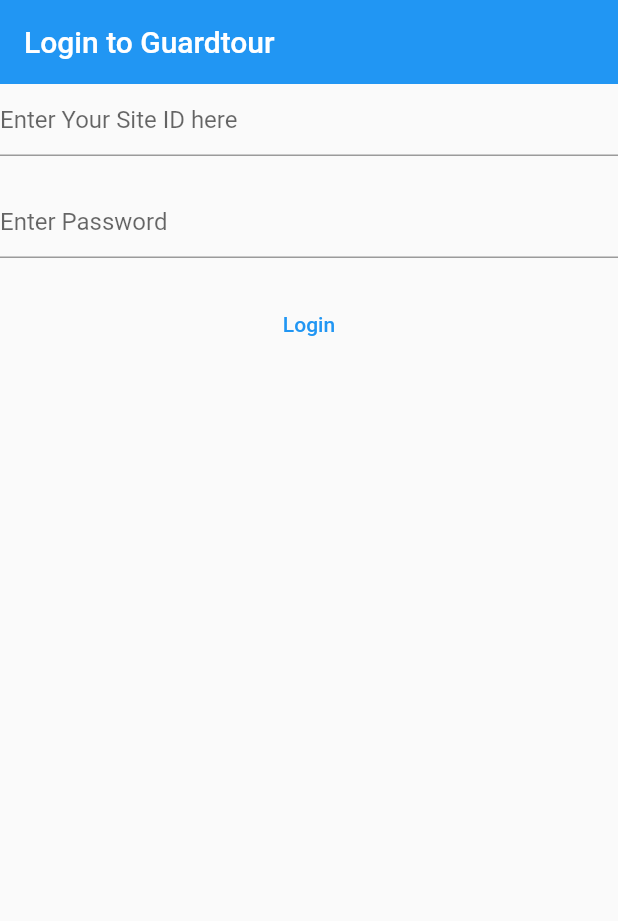
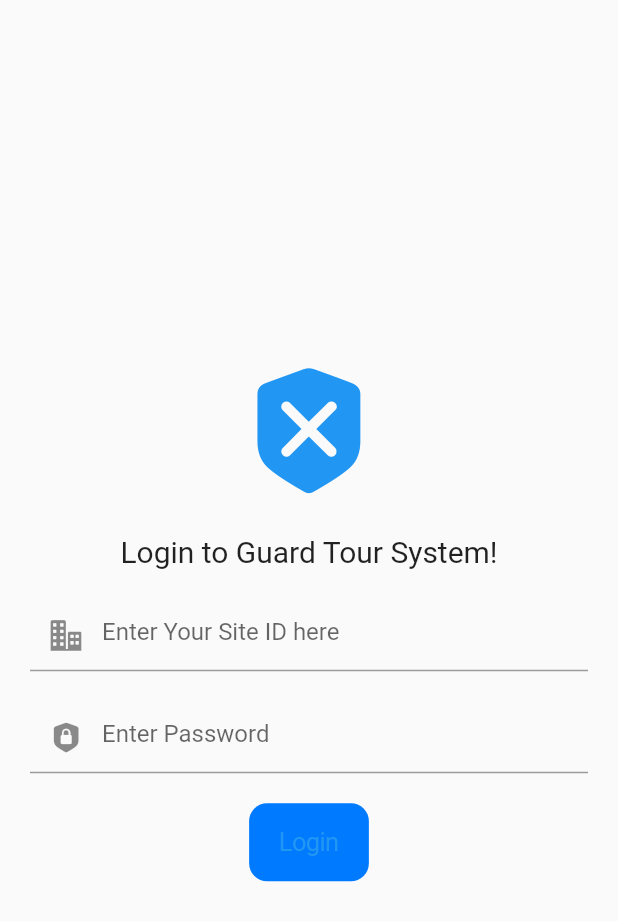
Before and after one commit to vernonthedev/guard-tour-mobileapp, a Flutter app: the screen it shows after launch, on a phone screen of 412 x 824 dp. Shown: the top 921 px of the screen. Run offline on Flutter 3.47's test engine with Material 2 defaults, Android fonts, the phone set to English and light mode, and no system bars.

Commit message:
second staged dope version of the login ui

```diff
--- a/lib/screens/home.dart
+++ b/lib/screens/home.dart
@@ -336,7 +336,7 @@
         onPressed: () {
           // Handle the FAB click event here
         },
-        child: Icon(Icons.add),
+        child: const Icon(CupertinoIcons.add),
       ),
       floatingActionButtonLocation: FloatingActionButtonLocation.centerDocked,
     );
--- a/lib/screens/login.dart
+++ b/lib/screens/login.dart
@@ -1,6 +1,6 @@
 import 'package:flutter/material.dart';
-
 import 'verifyGuard.dart';
+import 'package:flutter/cupertino.dart';
 
 class LoginPage extends StatefulWidget {
   const LoginPage({super.key});
@@ -10,13 +10,11 @@
 }
 
 class _LoginPageState extends State<LoginPage> {
-  // defining the constants for the text fields
   late final TextEditingController _siteID;
   late final TextEditingController _password;
 
   @override
   void initState() {
-    //bind the text controllers to the fields specified
     _siteID = TextEditingController();
     _password = TextEditingController();
     super.initState();
@@ -24,7 +22,6 @@
 
   @override
   void dispose() {
-    //we dispose the editing controllers
     _siteID.dispose();
     _password.dispose();
     super.dispose();
@@ -33,42 +30,64 @@
   @override
   Widget build(BuildContext context) {
     return Scaffold(
-      appBar: AppBar(
-        title: const Text("Login to Guardtour"),
-        elevation: 0,
+      body: Center(
+        child: Column(
+          mainAxisAlignment: MainAxisAlignment.center,
+          children: <Widget>[
+            const Icon(
+              CupertinoIcons.xmark_shield_fill,
+              size: 100,
+              color: Colors.blue,
             ),
-      body: Column(
-        children: [
-          TextField(
+            const SizedBox(height: 20),
+            const Text(
+              "Login to Guard Tour System!",
+              style: TextStyle(
+                fontSize: 20, // Adjust the font size as needed
+              ),
+            ),
+            const SizedBox(height: 20),
+            Padding(
+              padding: const EdgeInsets.symmetric(horizontal: 20),
+              child: TextField(
                 controller: _siteID,
                 enableSuggestions: false,
                 autocorrect: false,
                 keyboardType: TextInputType.number,
-            decoration:
-                const InputDecoration(hintText: "Enter Your Site ID here"),
+                decoration: const InputDecoration(
+                  hintText: "Enter Your Site ID here",
+                  prefixIcon: Icon(CupertinoIcons.building_2_fill),
+                ),
+              ),
             ),
             const SizedBox(height: 20),
-          TextField(
+            Padding(
+              padding: const EdgeInsets.symmetric(horizontal: 20),
+              child: TextField(
                 controller: _password,
                 obscureText: true,
                 enableSuggestions: false,
                 autocorrect: false,
-            decoration: const InputDecoration(hintText: "Enter Password"),
+                decoration: const InputDecoration(
+                  hintText: "Enter Password",
+                  prefixIcon: Icon(CupertinoIcons.lock_shield_fill),
+                ),
+              ),
             ),
             const SizedBox(height: 20),
-          TextButton(
+            CupertinoButton(
               onPressed: () async {
-                //assigning values of the text fields to the variables
                 final siteID = _siteID.text;
                 final password = _password.text;
-                //print values to terminal
                 debugPrint("Site Id is: $siteID and Password is $password");
-                //show the guard id tag verification widget
                 Navigator.of(context).push(
                     MaterialPageRoute(builder: (context) => VerifyGuardTag()));
               },
-              child: const Text("Login"))
+              color: CupertinoColors.activeBlue,
+              child: const Text("Login"), // Change button color if needed
+            ),
           ],
+        ),
       ),
     );
   }
```
Lines whose indentation alone changed are shown as unchanged.
